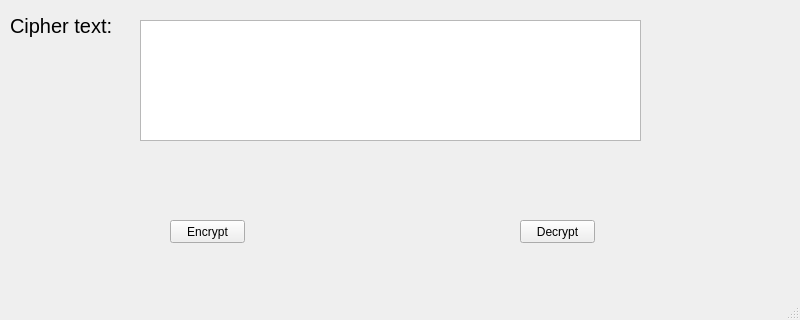
Old version of the form lab-03/ui/playfair.ui in the repository phamnguyenhoangphuc2005/bmttnc-hutech-2380601746; both pictures show x 0 to 800 and y 280 to 600 of the 800 by 600 pixel window.
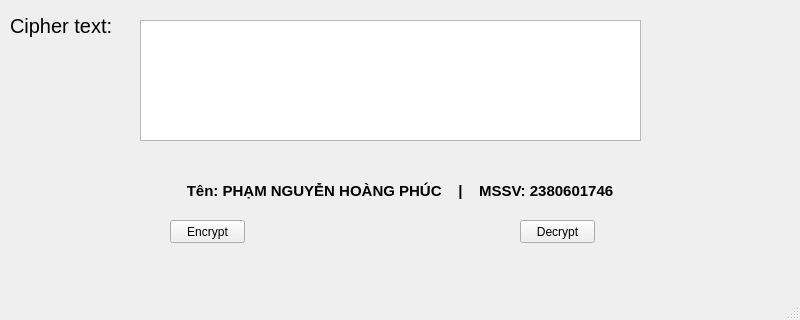
New version of the form.

Diff of the .ui file:
```diff
--- a/lab-03/ui/playfair.ui
+++ b/lab-03/ui/playfair.ui
@@ -153,6 +153,29 @@
      </rect>
     </property>
    </widget>
+   <widget class="QLabel" name="studentInfo">
+    <property name="geometry">
+     <rect>
+      <x>120</x>
+      <y>455</y>
+      <width>560</width>
+      <height>31</height>
+     </rect>
+    </property>
+    <property name="font">
+     <font>
+      <pointsize>11</pointsize>
+      <weight>75</weight>
+      <bold>true</bold>
+     </font>
+    </property>
+    <property name="text">
+     <string>Tên: PHẠM NGUYỄN HOÀNG PHÚC    |    MSSV: 2380601746</string>
+    </property>
+    <property name="alignment">
+     <set>Qt::AlignCenter</set>
+    </property>
+   </widget>
   </widget>
   <widget class="QMenuBar" name="menubar">
    <property name="geometry">
```
